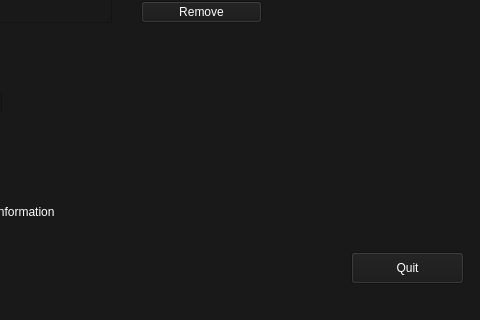
The window that gui/ui_files/common.ui (joe-boudreau/encrypte) describes before a commit, drawn with Qt 5; both pictures show x 579 to 1059 and y 308 to 628 of the 1059 by 628 pixel window.
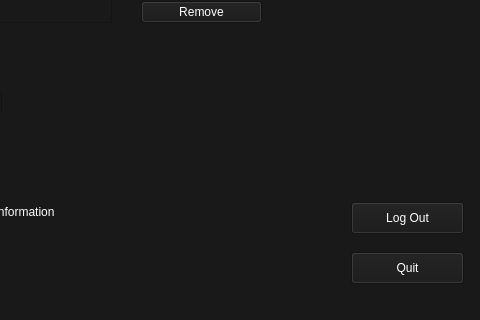
The same window after the commit. Icons and pictures are not drawn.

Patch:
```diff
--- a/gui/ui_files/common.ui
+++ b/gui/ui_files/common.ui
@@ -1919,6 +1919,137 @@
      <string>&lt;html&gt;&lt;head/&gt;&lt;body&gt;&lt;p&gt;&lt;span style=&quot; font-size:14pt; font-weight:600; color:#fbbb27;&quot;&gt;Filter By : &lt;/span&gt;&lt;/p&gt;&lt;/body&gt;&lt;/html&gt;</string>
     </property>
    </widget>
+   <widget class="QPushButton" name="Log_out">
+    <property name="geometry">
+     <rect>
+      <x>930</x>
+      <y>510</y>
+      <width>113</width>
+      <height>32</height>
+     </rect>
+    </property>
+    <property name="palette">
+     <palette>
+      <active>
+       <colorrole role="Button">
+        <brush brushstyle="SolidPattern">
+         <color alpha="255">
+          <red>25</red>
+          <green>25</green>
+          <blue>25</blue>
+         </color>
+        </brush>
+       </colorrole>
+       <colorrole role="ButtonText">
+        <brush brushstyle="SolidPattern">
+         <color alpha="255">
+          <red>255</red>
+          <green>255</green>
+          <blue>255</blue>
+         </color>
+        </brush>
+       </colorrole>
+       <colorrole role="Base">
+        <brush brushstyle="SolidPattern">
+         <color alpha="255">
+          <red>25</red>
+          <green>25</green>
+          <blue>25</blue>
+         </color>
+        </brush>
+       </colorrole>
+       <colorrole role="Window">
+        <brush brushstyle="SolidPattern">
+         <color alpha="255">
+          <red>25</red>
+          <green>25</green>
+          <blue>25</blue>
+         </color>
+        </brush>
+       </colorrole>
+      </active>
+      <inactive>
+       <colorrole role="Button">
+        <brush brushstyle="SolidPattern">
+         <color alpha="255">
+          <red>25</red>
+          <green>25</green>
+          <blue>25</blue>
+         </color>
+        </brush>
+       </colorrole>
+       <colorrole role="ButtonText">
+        <brush brushstyle="SolidPattern">
+         <color alpha="255">
+          <red>255</red>
+          <green>255</green>
+          <blue>255</blue>
+         </color>
+        </brush>
+       </colorrole>
+       <colorrole role="Base">
+        <brush brushstyle="SolidPattern">
+         <color alpha="255">
+          <red>25</red>
+          <green>25</green>
+          <blue>25</blue>
+         </color>
+        </brush>
+       </colorrole>
+       <colorrole role="Window">
+        <brush brushstyle="SolidPattern">
+         <color alpha="255">
+          <red>25</red>
+          <green>25</green>
+          <blue>25</blue>
+         </color>
+        </brush>
+       </colorrole>
+      </inactive>
+      <disabled>
+       <colorrole role="Button">
+        <brush brushstyle="SolidPattern">
+         <color alpha="255">
+          <red>25</red>
+          <green>25</green>
+          <blue>25</blue>
+         </color>
+        </brush>
+       </colorrole>
+       <colorrole role="ButtonText">
+        <brush brushstyle="SolidPattern">
+         <color alpha="255">
+          <red>148</red>
+          <green>148</green>
+          <blue>148</blue>
+         </color>
+        </brush>
+       </colorrole>
+       <colorrole role="Base">
+        <brush brushstyle="SolidPattern">
+         <color alpha="255">
+          <red>25</red>
+          <green>25</green>
+          <blue>25</blue>
+         </color>
+        </brush>
+       </colorrole>
+       <colorrole role="Window">
+        <brush brushstyle="SolidPattern">
+         <color alpha="255">
+          <red>25</red>
+          <green>25</green>
+          <blue>25</blue>
+         </color>
+        </brush>
+       </colorrole>
+      </disabled>
+     </palette>
+    </property>
+    <property name="text">
+     <string>Log Out</string>
+    </property>
+   </widget>
   </widget>
   <widget class="QStatusBar" name="statusbar"/>
  </widget>
```
